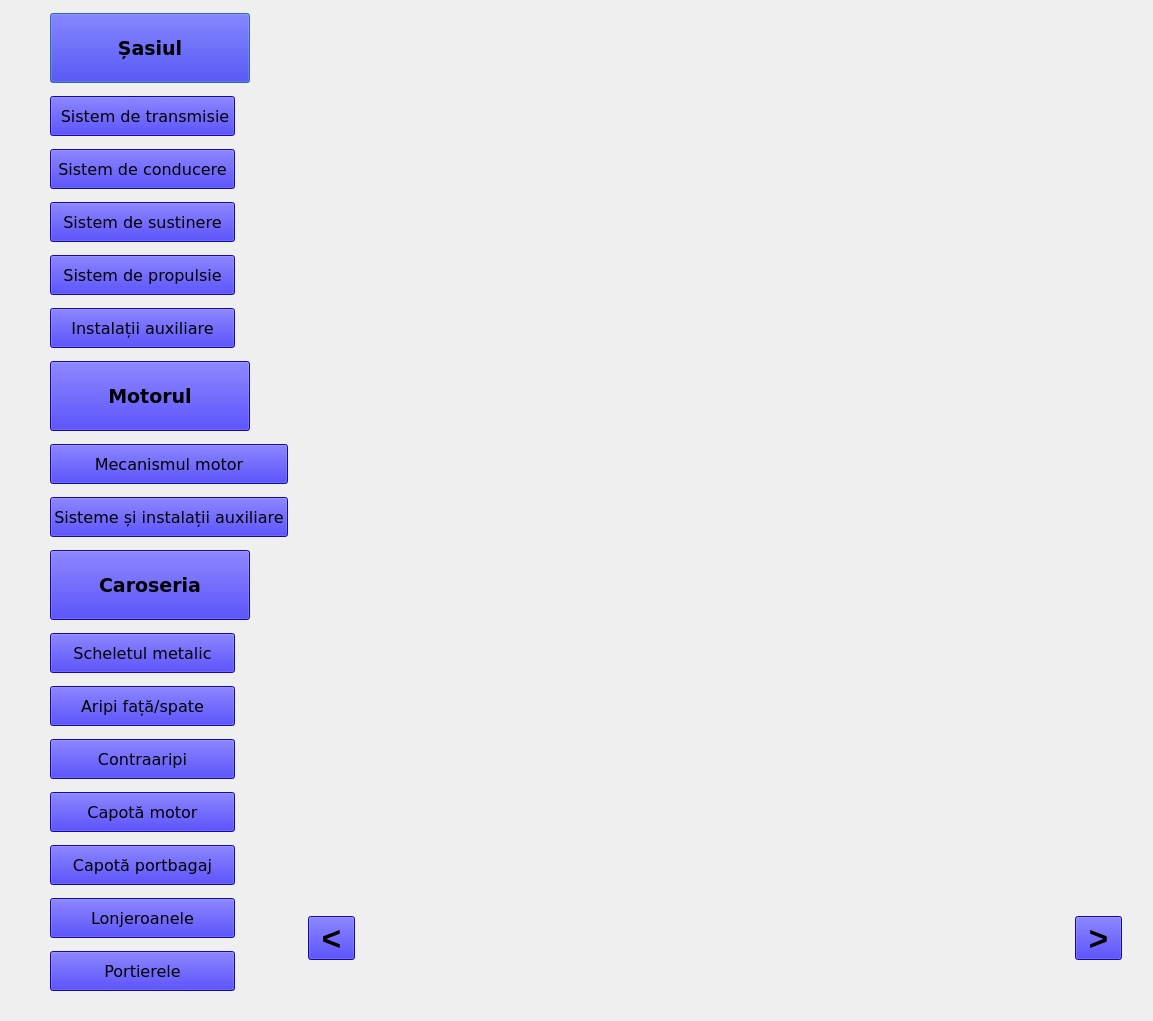
Qt form src/learn.ui (TeofanG/AutoLearn) before a commit.
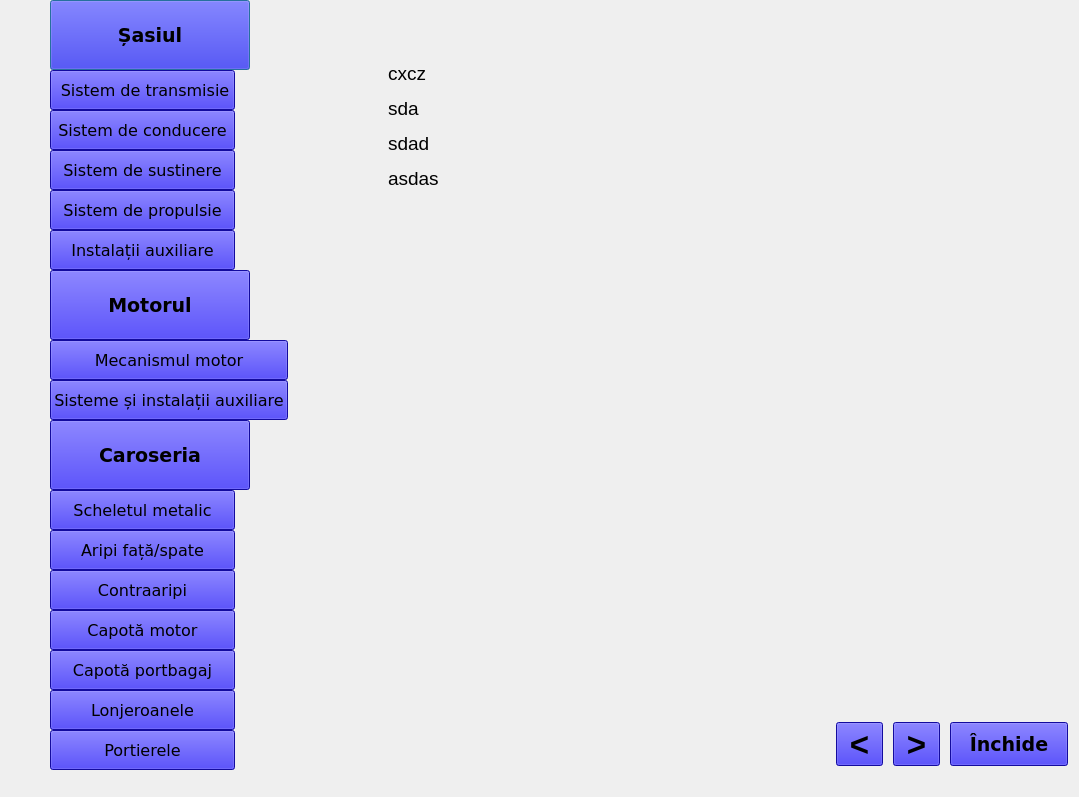
The same form after that commit. Icons and pictures are not drawn.

```diff
--- a/src/learn.ui
+++ b/src/learn.ui
@@ -6,13 +6,19 @@
    <rect>
     <x>0</x>
     <y>0</y>
-    <width>1153</width>
-    <height>1021</height>
+    <width>1079</width>
+    <height>797</height>
    </rect>
   </property>
   <property name="windowTitle">
    <string>AutoLearn - Învață</string>
   </property>
+  <property name="whatsThis">
+   <string>&lt;html&gt;&lt;head/&gt;&lt;body&gt;&lt;p&gt;background-image: url(../assets/design/learn_bg.png);&lt;/p&gt;&lt;/body&gt;&lt;/html&gt;</string>
+  </property>
+  <property name="styleSheet">
+   <string notr="true"/>
+  </property>
   <layout class="QGridLayout" name="gridLayout_2" columnstretch="0,0,0">
    <property name="leftMargin">
     <number>0</number>
@@ -48,6 +54,12 @@
        <property name="spacing">
         <number>0</number>
        </property>
+       <property name="sizeConstraint">
+        <enum>QLayout::SetMinimumSize</enum>
+       </property>
+       <property name="topMargin">
+        <number>0</number>
+       </property>
        <item>
         <widget class="QLabel" name="label">
          <property name="sizePolicy">
@@ -77,6 +89,9 @@
          <property name="focusPolicy">
           <enum>Qt::StrongFocus</enum>
          </property>
+         <property name="styleSheet">
+          <string notr="true"/>
+         </property>
          <property name="text">
           <string/>
          </property>
@@ -95,108 +110,7 @@
      </item>
     </layout>
    </item>
-   <item row="0" column="1" colspan="2">
-    <layout class="QHBoxLayout" name="horizontalLayout">
-     <property name="spacing">
-      <number>0</number>
-     </property>
-     <property name="leftMargin">
-      <number>100</number>
-     </property>
-     <property name="topMargin">
-      <number>25</number>
-     </property>
-     <property name="rightMargin">
-      <number>50</number>
-     </property>
-     <item>
-      <widget class="QLabel" name="label_2">
-       <property name="font">
-        <font>
-         <pointsize>14</pointsize>
-        </font>
-       </property>
-       <property name="frameShape">
-        <enum>QFrame::NoFrame</enum>
-       </property>
-       <property name="frameShadow">
-        <enum>QFrame::Sunken</enum>
-       </property>
-       <property name="lineWidth">
-        <number>100</number>
-       </property>
-       <property name="text">
-        <string/>
-       </property>
-       <property name="textFormat">
-        <enum>Qt::RichText</enum>
-       </property>
-       <property name="scaledContents">
-        <bool>true</bool>
-       </property>
-       <property name="wordWrap">
-        <bool>true</bool>
-       </property>
-       <property name="margin">
-        <number>0</number>
-       </property>
-       <property name="indent">
-        <number>-1</number>
-       </property>
-       <property name="textInteractionFlags">
-        <set>Qt::LinksAccessibleByMouse|Qt::TextEditable|Qt::TextSelectableByMouse</set>
-       </property>
-      </widget>
-     </item>
-    </layout>
-   </item>
-   <item row="3" column="1" colspan="2">
-    <layout class="QHBoxLayout" name="horizontalLayout_4">
-     <property name="spacing">
-      <number>700</number>
-     </property>
-     <property name="bottomMargin">
-      <number>50</number>
-     </property>
-     <item>
-      <widget class="QToolButton" name="toolButton_2">
-       <property name="font">
-        <font>
-         <pointsize>25</pointsize>
-         <weight>75</weight>
-         <bold>true</bold>
-        </font>
-       </property>
-       <property name="styleSheet">
-        <string notr="true">background-color: #1b10dd;
-padding: 1px 2px;</string>
-       </property>
-       <property name="text">
-        <string>&lt;</string>
-       </property>
-      </widget>
-     </item>
-     <item>
-      <widget class="QToolButton" name="toolButton">
-       <property name="font">
-        <font>
-         <pointsize>25</pointsize>
-         <weight>75</weight>
-         <bold>true</bold>
-        </font>
-       </property>
-       <property name="styleSheet">
-        <string notr="true">background-color: #1b10dd;
-padding: 1px 2px;</string>
-       </property>
-       <property name="text">
-        <string>&gt;</string>
-       </property>
-      </widget>
-     </item>
-    </layout>
-   </item>
-   <item row="0" column="0" rowspan="4">
+   <item row="0" column="0" rowspan="5">
     <layout class="QVBoxLayout" name="verticalLayout_3">
      <property name="spacing">
       <number>0</number>
@@ -726,6 +640,140 @@
      </item>
     </layout>
    </item>
+   <item row="0" column="1" colspan="2">
+    <layout class="QHBoxLayout" name="horizontalLayout">
+     <property name="spacing">
+      <number>0</number>
+     </property>
+     <property name="sizeConstraint">
+      <enum>QLayout::SetMaximumSize</enum>
+     </property>
+     <property name="leftMargin">
+      <number>100</number>
+     </property>
+     <property name="topMargin">
+      <number>40</number>
+     </property>
+     <property name="rightMargin">
+      <number>50</number>
+     </property>
+     <item>
+      <widget class="QLabel" name="label_2">
+       <property name="font">
+        <font>
+         <pointsize>14</pointsize>
+        </font>
+       </property>
+       <property name="styleSheet">
+        <string notr="true">/*text-align: justify;*/
+text-indent: 2;
+line-height: 5cm;</string>
+       </property>
+       <property name="frameShape">
+        <enum>QFrame::NoFrame</enum>
+       </property>
+       <property name="frameShadow">
+        <enum>QFrame::Sunken</enum>
+       </property>
+       <property name="lineWidth">
+        <number>100</number>
+       </property>
+       <property name="text">
+        <string>&lt;html&gt;&lt;head/&gt;&lt;body&gt;&lt;p align=&quot;justify&quot;&gt;&lt;br/&gt;cxcz&lt;/p&gt;&lt;p align=&quot;justify&quot;&gt;sda&lt;/p&gt;&lt;p align=&quot;justify&quot;&gt;sdad&lt;/p&gt;&lt;p align=&quot;justify&quot;&gt;asdas&lt;/p&gt;&lt;/body&gt;&lt;/html&gt;</string>
+       </property>
+       <property name="textFormat">
+        <enum>Qt::RichText</enum>
+       </property>
+       <property name="scaledContents">
+        <bool>true</bool>
+       </property>
+       <property name="alignment">
+        <set>Qt::AlignJustify|Qt::AlignVCenter</set>
+       </property>
+       <property name="wordWrap">
+        <bool>true</bool>
+       </property>
+       <property name="margin">
+        <number>10</number>
+       </property>
+       <property name="indent">
+        <number>5</number>
+       </property>
+       <property name="textInteractionFlags">
+        <set>Qt::LinksAccessibleByMouse|Qt::TextEditable|Qt::TextSelectableByMouse</set>
+       </property>
+      </widget>
+     </item>
+    </layout>
+   </item>
+   <item row="4" column="2">
+    <layout class="QHBoxLayout" name="horizontalLayout_4">
+     <property name="spacing">
+      <number>10</number>
+     </property>
+     <property name="sizeConstraint">
+      <enum>QLayout::SetMinimumSize</enum>
+     </property>
+     <property name="bottomMargin">
+      <number>20</number>
+     </property>
+     <item>
+      <widget class="QToolButton" name="toolButton_2">
+       <property name="font">
+        <font>
+         <pointsize>25</pointsize>
+         <weight>75</weight>
+         <bold>true</bold>
+        </font>
+       </property>
+       <property name="styleSheet">
+        <string notr="true">background-color: #1b10dd;
+padding: 1px 2px;</string>
+       </property>
+       <property name="text">
+        <string>&lt;</string>
+       </property>
+      </widget>
+     </item>
+     <item>
+      <widget class="QToolButton" name="toolButton">
+       <property name="font">
+        <font>
+         <pointsize>25</pointsize>
+         <weight>75</weight>
+         <bold>true</bold>
+        </font>
+       </property>
+       <property name="styleSheet">
+        <string notr="true">background-color: #1b10dd;
+padding: 1px 2px;</string>
+       </property>
+       <property name="text">
+        <string>&gt;</string>
+       </property>
+      </widget>
+     </item>
+     <item>
+      <widget class="QToolButton" name="toolButton_3">
+       <property name="font">
+        <font>
+         <family>Verdana</family>
+         <pointsize>14</pointsize>
+         <weight>75</weight>
+         <bold>true</bold>
+        </font>
+       </property>
+       <property name="styleSheet">
+        <string notr="true">background-color: #1b10dd;
+padding: 8px 10px;</string>
+       </property>
+       <property name="text">
+        <string>Închide</string>
+       </property>
+      </widget>
+     </item>
+    </layout>
+   </item>
   </layout>
  </widget>
  <resources/>
```
